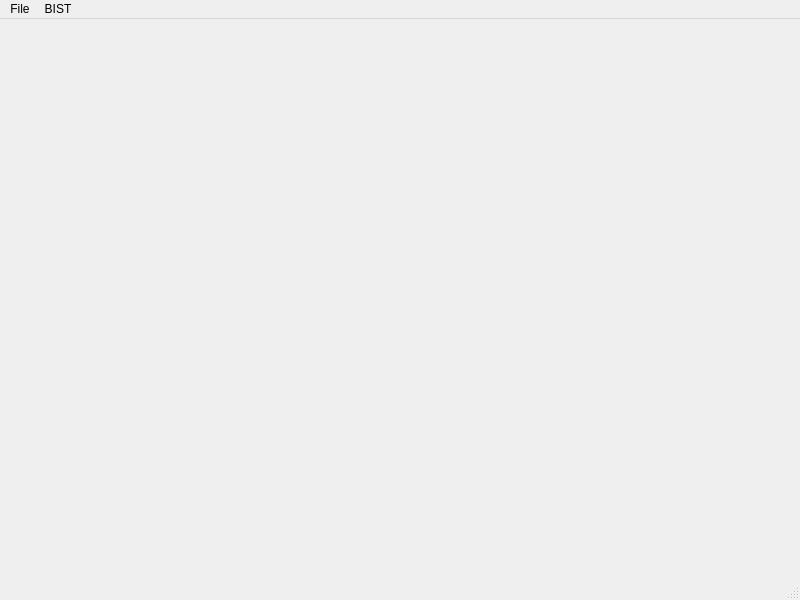
tdevans/taclbox, file mainwindow.ui: the form before one commit.
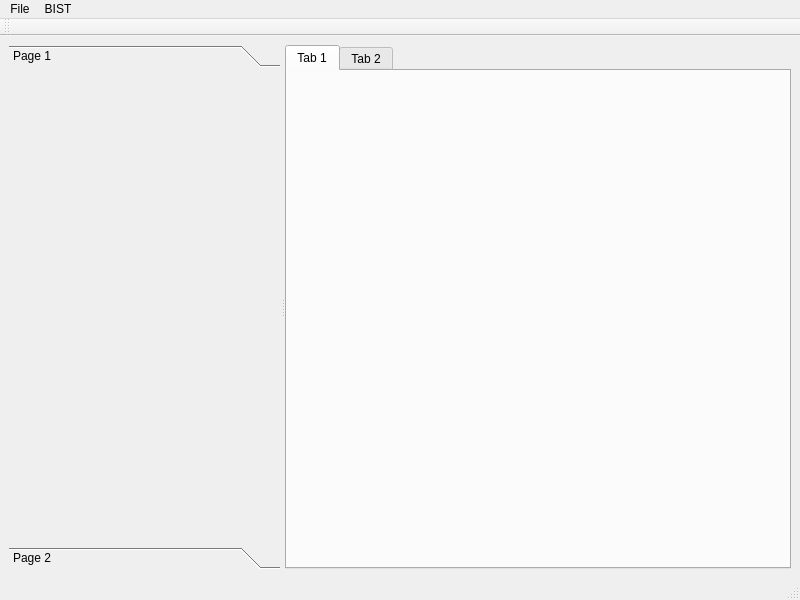
The form after the commit.

Commit message: Added some basic project file parsing.

Patch:
```diff
--- a/mainwindow.ui
+++ b/mainwindow.ui
@@ -13,7 +13,90 @@
   <property name="windowTitle">
    <string>MainWindow</string>
   </property>
-  <widget class="QWidget" name="centralwidget"/>
+  <widget class="QWidget" name="centralwidget">
+   <layout class="QHBoxLayout" name="horizontalLayout_2">
+    <item>
+     <widget class="QSplitter" name="splitter">
+      <property name="styleSheet">
+       <string notr="true"/>
+      </property>
+      <property name="frameShape">
+       <enum>QFrame::NoFrame</enum>
+      </property>
+      <property name="frameShadow">
+       <enum>QFrame::Plain</enum>
+      </property>
+      <property name="lineWidth">
+       <number>1</number>
+      </property>
+      <property name="orientation">
+       <enum>Qt::Horizontal</enum>
+      </property>
+      <property name="handleWidth">
+       <number>5</number>
+      </property>
+      <widget class="QWidget" name="verticalLayoutWidget">
+       <layout class="QVBoxLayout" name="verticalLayout_3">
+        <item>
+         <widget class="QToolBox" name="projectToolbox">
+          <property name="styleSheet">
+           <string notr="true"/>
+          </property>
+          <property name="currentIndex">
+           <number>0</number>
+          </property>
+          <widget class="QWidget" name="page">
+           <property name="geometry">
+            <rect>
+             <x>0</x>
+             <y>0</y>
+             <width>274</width>
+             <height>473</height>
+            </rect>
+           </property>
+           <attribute name="label">
+            <string>Page 1</string>
+           </attribute>
+          </widget>
+          <widget class="QWidget" name="page_2">
+           <property name="geometry">
+            <rect>
+             <x>0</x>
+             <y>0</y>
+             <width>274</width>
+             <height>473</height>
+            </rect>
+           </property>
+           <attribute name="label">
+            <string>Page 2</string>
+           </attribute>
+          </widget>
+         </widget>
+        </item>
+       </layout>
+      </widget>
+      <widget class="QWidget" name="verticalLayoutWidget_2">
+       <layout class="QVBoxLayout" name="verticalLayout_4">
+        <item>
+         <widget class="QTabWidget" name="projectTabWidget">
+          <widget class="QWidget" name="tab">
+           <attribute name="title">
+            <string>Tab 1</string>
+           </attribute>
+          </widget>
+          <widget class="QWidget" name="tab_2">
+           <attribute name="title">
+            <string>Tab 2</string>
+           </attribute>
+          </widget>
+         </widget>
+        </item>
+       </layout>
+      </widget>
+     </widget>
+    </item>
+   </layout>
+  </widget>
   <widget class="QMenuBar" name="menubar">
    <property name="geometry">
     <rect>
@@ -39,6 +122,17 @@
    <addaction name="menuBIST"/>
   </widget>
   <widget class="QStatusBar" name="statusbar"/>
+  <widget class="QToolBar" name="toolBar">
+   <property name="windowTitle">
+    <string>toolBar</string>
+   </property>
+   <attribute name="toolBarArea">
+    <enum>TopToolBarArea</enum>
+   </attribute>
+   <attribute name="toolBarBreak">
+    <bool>false</bool>
+   </attribute>
+  </widget>
   <action name="actionExit">
    <property name="text">
     <string>Exit</string>
```
Left out of the diff: 13 changed lines with no effect on the pictures. The commit also changes 12 other files.
